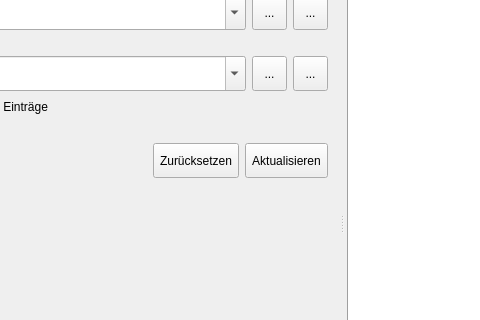
Christian-Kr/QualificationMatrix, file ui/qmqualimatrixwidget.ui: the form before one commit; both pictures show x 153 to 633 and y 186 to 506 of the 1249 by 818 pixel window.
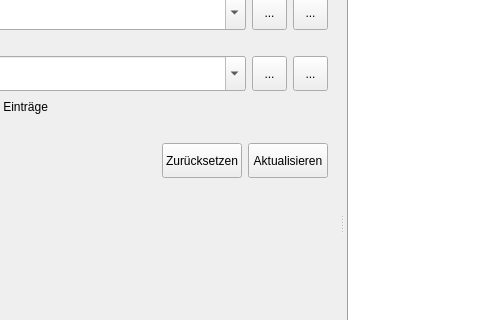
The form after the commit. Icons and pictures are not drawn. Custom widgets are drawn as their Qt base class.

Patch:
```diff
--- a/ui/qmqualimatrixwidget.ui
+++ b/ui/qmqualimatrixwidget.ui
@@ -360,7 +360,7 @@
            </spacer>
           </item>
           <item>
-           <widget class="QToolButton" name="tbFilterReset">
+           <widget class="QPushButton" name="tbFilterReset">
             <property name="minimumSize">
              <size>
               <width>0</width>
@@ -380,13 +380,10 @@
               <height>22</height>
              </size>
             </property>
-            <property name="toolButtonStyle">
-             <enum>Qt::ToolButtonTextBesideIcon</enum>
-            </property>
            </widget>
           </item>
           <item>
-           <widget class="QToolButton" name="tbFilterUpdate">
+           <widget class="QPushButton" name="tbFilterUpdate">
             <property name="minimumSize">
              <size>
               <width>0</width>
@@ -406,9 +403,6 @@
               <height>22</height>
              </size>
             </property>
-            <property name="toolButtonStyle">
-             <enum>Qt::ToolButtonTextBesideIcon</enum>
-            </property>
            </widget>
           </item>
          </layout>
```
Left out of the diff: 101 changed lines with no effect on the pictures.
